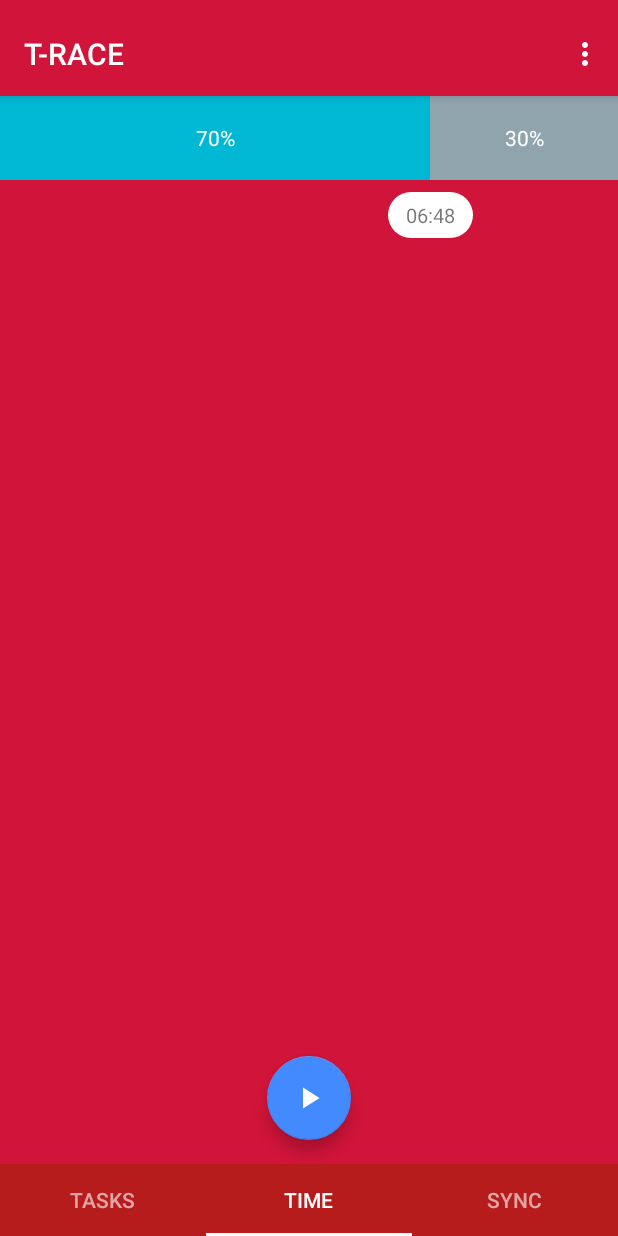
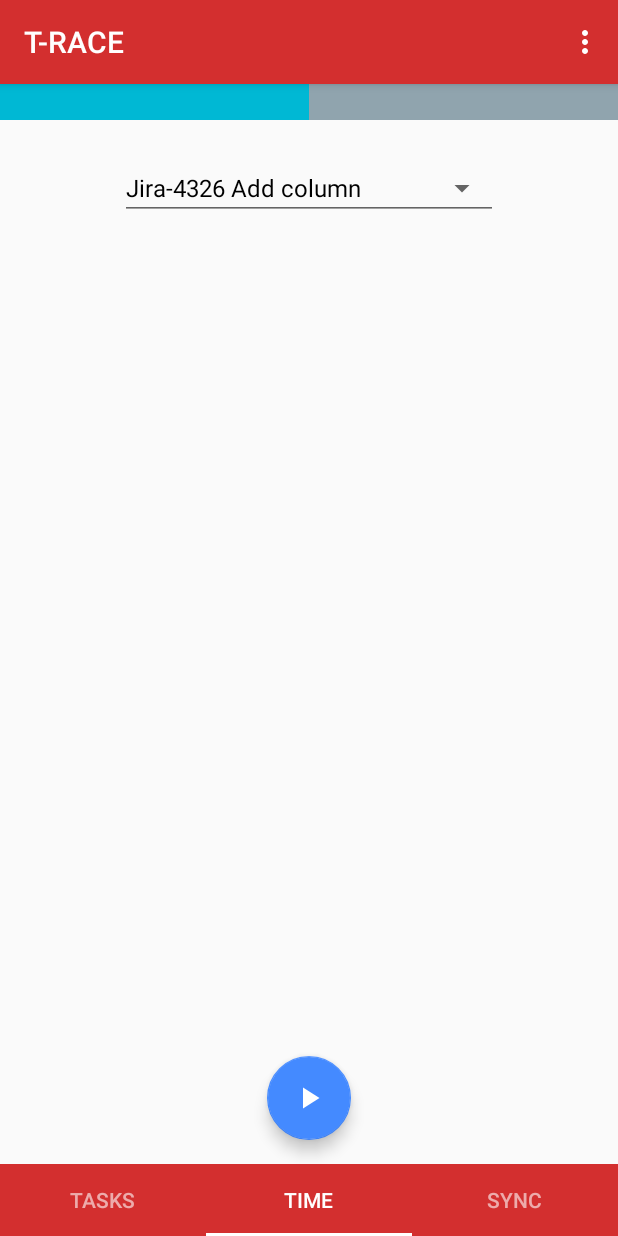
Before and after one commit to offvanHooijdonk/hackathon-time-warp, an Android app: the screen it shows after launch (MainActivity), item 2 of the bottom bar chosen, on a phone screen of 412 x 824 dp. Run offline under Robolectric (Android 15) with nearby library versions, the phone set to English and light mode, and no system bars; plain views replace ClockImageView; 2 statements that could not run were skipped.

Commit message:
Improvements. Work start/rest added (stub).

```diff
--- a/app/src/main/java/by/epam/hackathon/timewarp/ui/MainActivity.kt
+++ b/app/src/main/java/by/epam/hackathon/timewarp/ui/MainActivity.kt
@@ -1,29 +1,28 @@
 package by.epam.hackathon.timewarp.ui
 
-import android.animation.ArgbEvaluator
 import android.animation.LayoutTransition
-import android.animation.ValueAnimator
-import android.graphics.Color
-import android.os.Build
 import android.os.Bundle
 import android.os.Handler
 import android.support.design.widget.CoordinatorLayout
-import android.support.design.widget.Snackbar
+import android.support.design.widget.FloatingActionButton
 import android.support.design.widget.TabLayout
 import android.support.v4.app.Fragment
 import android.support.v4.app.FragmentManager
 import android.support.v4.app.FragmentPagerAdapter
-import android.support.v4.view.ViewPager
 import android.support.v7.app.AppCompatActivity
+import android.util.SparseArray
 import android.view.*
 import by.epam.hackathon.timewarp.R
 import kotlinx.android.synthetic.main.activity_main.*
 import kotlinx.android.synthetic.main.fragment_main.view.*
 
 
+
+
 class MainActivity : AppCompatActivity() {
 
     private var mSectionsPagerAdapter: SectionsPagerAdapter? = null
+    private var registeredFragments = SparseArray<Fragment>()
 
     companion object {
         const val TAB_INDEX_LIST = 0
@@ -42,7 +41,7 @@ class MainActivity : AppCompatActivity() {
 
         mainContent.layoutTransition.enableTransitionType(LayoutTransition.CHANGING)
 
-        val colorAnimation = ValueAnimator.ofObject(ArgbEvaluator(), this.resources.getColor(R.color.clock_background), 0xFFFFFF) // TODO move to a method
+        /*val colorAnimation = ValueAnimator.ofObject(ArgbEvaluator(), this.resources.getColor(R.color.clock_background), 0xFFFFFF) // TODO move to a method
         container.addOnPageChangeListener(object : ViewPager.OnPageChangeListener {
             override fun onPageScrolled(position: Int, positionOffset: Float, positionOffsetPixels: Int) {
                 //Log.i("t-race", "position: $position, offset: $positionOffset, offsetPx: $positionOffsetPixels")
@@ -61,16 +60,18 @@ class MainActivity : AppCompatActivity() {
 
             override fun onPageScrollStateChanged(state: Int) {}
             override fun onPageSelected(position: Int) {}
-        })
+        })*/
 
         container.addOnPageChangeListener(TabLayout.TabLayoutOnPageChangeListener(tabs))
         tabs.addOnTabSelectedListener(TabLayout.ViewPagerOnTabSelectedListener(container))
 
         tabs.addOnTabSelectedListener(TabSelectionListener())
 
-        fab.setOnClickListener { view ->
-            Snackbar.make(view, "Replace with your own action", Snackbar.LENGTH_LONG)
-                    .setAction("Action", null).show()
+        fab.setOnClickListener {
+            val fragment: Fragment? = registeredFragments.get(container.currentItem)
+            if (fragment is FABClickListener) {
+                (fragment as FABClickListener).onFabClicked(fab)
+            }
         }
 
     }
@@ -94,8 +95,7 @@ class MainActivity : AppCompatActivity() {
     inner class SectionsPagerAdapter(fm: FragmentManager) : FragmentPagerAdapter(fm) {
 
         override fun getItem(position: Int): Fragment {
-
-            return when (position) {
+            val fr: Fragment = when (position) {
                 TAB_INDEX_TIME_CONTROL -> {
                     TimeControlFragment.newInstance()
                 }
@@ -103,10 +103,19 @@ class MainActivity : AppCompatActivity() {
                     PlaceholderFragment.newInstance(position + 1)
                 }
             }
+            registeredFragments.put(position, fr)
+
+            return fr
         }
 
         override fun getCount(): Int {
             return tabs.tabCount
+        }
+
+        override fun destroyItem(container: ViewGroup?, position: Int, `object`: Any?) {
+            super.destroyItem(container, position, `object`)
+
+            registeredFragments.remove(position)
         }
     }
 
@@ -117,17 +126,13 @@ class MainActivity : AppCompatActivity() {
             //val direction = tab!!.position - prevPosition
             when (tab!!.position) {
                 TAB_INDEX_TIME_CONTROL -> {
-                    //rotateButton(R.drawable.ic_play_24, direction)
-                    //fab.setImageResource(R.drawable.ic_play_24)
-                    move(true,R.drawable.ic_play_24)
+                    move(true, R.drawable.ic_play_24)
                 }
                 TAB_INDEX_LIST -> {
-                    //rotateButton(R.drawable.ic_add_24, direction)
                     move(false, R.drawable.ic_add_24)
                 }
                 TAB_INDEX_REPORT -> {
-                    //rotateButton(R.drawable.ic_cloud_upload_24, direction)
-                    move(false,R.drawable.ic_cloud_upload_24)
+                    move(false, R.drawable.ic_cloud_upload_24)
                 }
             }
         }
@@ -136,7 +141,7 @@ class MainActivity : AppCompatActivity() {
             val lParams: CoordinatorLayout.LayoutParams = (fab.layoutParams as CoordinatorLayout.LayoutParams)
             lParams.gravity = Gravity.BOTTOM or if (isCenter) Gravity.CENTER_HORIZONTAL else Gravity.END
             fab.layoutParams = lParams
-            Handler().postDelayed({fab.setImageResource(imgNewRes)}, 100)
+            Handler().postDelayed({ fab.setImageResource(imgNewRes) }, 100)
         }
 
         /*private fun rotateButton(imgNewRes: Int, direction: Int) {
@@ -152,7 +157,9 @@ class MainActivity : AppCompatActivity() {
 
         override fun onTabReselected(tab: TabLayout.Tab?) {}
 
-        override fun onTabUnselected(tab: TabLayout.Tab?) {prevPosition = tab!!.position}
+        override fun onTabUnselected(tab: TabLayout.Tab?) {
+            prevPosition = tab!!.position
+        }
     }
 
     @Deprecated("To be removed")
@@ -177,4 +184,8 @@ class MainActivity : AppCompatActivity() {
             }
         }
     }
+
+    interface FABClickListener {
+        fun onFabClicked(fab: FloatingActionButton)
+    }
 }
--- a/app/src/main/java/by/epam/hackathon/timewarp/ui/TimeControlFragment.kt
+++ b/app/src/main/java/by/epam/hackathon/timewarp/ui/TimeControlFragment.kt
@@ -1,11 +1,14 @@
 package by.epam.hackathon.timewarp.ui
 
+import android.animation.LayoutTransition
 import android.content.BroadcastReceiver
 import android.content.Context
 import android.content.Intent
 import android.content.IntentFilter
 import android.os.Bundle
+import android.os.Handler
 import android.support.constraint.ConstraintLayout
+import android.support.design.widget.FloatingActionButton
 import android.support.v4.app.Fragment
 import android.text.format.DateFormat
 import android.view.LayoutInflater
@@ -15,18 +18,24 @@ import by.epam.hackathon.timewarp.R
 import kotlinx.android.synthetic.main.fr_time_control.*
 import java.util.*
 
-class TimeControlFragment:Fragment() {
-    private lateinit var receiverMin: BroadcastReceiver
+class TimeControlFragment : Fragment(), MainActivity.FABClickListener {
+    companion object {
+        const val BALANCE_AUTO_TOGGLE_DELAY = 5000L
 
-    private var elapsedWork: Int = 0
-    private var elapsedRest: Int = 0
-
-    companion object {
         fun newInstance(): TimeControlFragment {
             val fragment = TimeControlFragment()
             return fragment
         }
     }
+
+    private lateinit var receiverMin: BroadcastReceiver
+
+    private var elapsedWork: Int = 0
+    private var elapsedRest: Int = 0
+    private var isWorking = false
+    private var isActive = false
+    private var isBalanceVisible = false
+    private var lastBalanceShowTime: Long = 0
 
     override fun onCreateView(inflater: LayoutInflater?, container: ViewGroup?, savedInstanceState: Bundle?): View? =
             inflater?.inflate(R.layout.fr_time_control, container, false)
@@ -34,32 +43,59 @@ class TimeControlFragment:Fragment() {
     override fun onViewCreated(v: View?, savedInstanceState: Bundle?) {
         receiverMin = object : BroadcastReceiver() {
             override fun onReceive(context: Context?, intent: Intent?) {
+                if (isActive)
+                    if (isWorking) elapsedWork++ else elapsedRest++
                 drawCurrentTime(true)
+                drawBalance()
             }
         }
-        val rand = Random()
+        /*val rand = Random()
         elapsedWork = rand.nextInt(6) * 60 + rand.nextInt(60)
-        elapsedRest = rand.nextInt(4) * 60 + rand.nextInt(60)
+        elapsedRest = rand.nextInt(4) * 60 + rand.nextInt(60)*/
+        root.layoutTransition.enableTransitionType(LayoutTransition.CHANGING)
+        root.layoutTransition.enableTransitionType(LayoutTransition.APPEARING)
+
         drawBalance()
+        blockTimeWork.setOnClickListener { showAndHideBalanceBar() }
+        blockTimeRest.setOnClickListener { showAndHideBalanceBar() }
 
+        registerMinReceiver()
     }
 
     override fun onResume() {
         super.onResume()
 
         drawCurrentTime(false)
-        registerMinReceiver()
     }
 
-    override fun onPause() {
-        super.onPause()
+    override fun onDestroy() {
+        super.onDestroy()
 
         unregisterMinReceiver()
     }
 
+    override fun onFabClicked(fab: FloatingActionButton) {
+        if (isActive) {
+            if (isWorking) {
+                fab.setImageResource(R.drawable.ic_build_24)
+                isWorking = false
+            } else {
+                fab.setImageResource(R.drawable.ic_weekend_24)
+                isWorking = true
+            }
+        } else {
+            fab.setImageResource(R.drawable.ic_weekend_24)
+            isActive = true
+            isWorking = true
+        }
+    }
+
     private fun drawBalance() { // TODO use constants and resources
-        txtChipTimePassed.text = DateFormat.format("HH:mm", 60L * 1000 * (elapsedRest + elapsedWork))
-        val balancePerCent = elapsedWork.toFloat() / (elapsedWork + elapsedRest)
+        val calendar = Calendar.getInstance()
+        calendar.timeZone = TimeZone.getTimeZone(TimeZone.getAvailableIDs(0)[0]) // TODO find better way to get 0
+        calendar.timeInMillis = 60L * 1000 * (elapsedRest + elapsedWork)
+        txtChipTimePassed.text = DateFormat.format("H:mm", calendar)
+        val balancePerCent: Float = if (elapsedWork == 0 && elapsedRest == 0) 0.5f else elapsedWork.toFloat() / (elapsedWork + elapsedRest)
         (glBalance.layoutParams as ConstraintLayout.LayoutParams).guidePercent = balancePerCent
 
         var balanceTime: Float
@@ -104,4 +140,43 @@ class TimeControlFragment:Fragment() {
         activity.unregisterReceiver(receiverMin)
     }
 
+    private fun showAndHideBalanceBar() {
+        toggleBalanceBar()
+        val showTime = Date().time
+        lastBalanceShowTime = showTime
+        Handler().postDelayed({
+            if (lastBalanceShowTime == showTime && isBalanceVisible) {
+                toggleBalanceBar()
+            }
+        }, BALANCE_AUTO_TOGGLE_DELAY)
+    }
+
+    private fun toggleBalanceBar() {
+        val height: Int
+        val visibility: Int
+        if (isBalanceVisible) {
+            height = resources.getDimensionPixelSize(R.dimen.balance_tab_height_min)
+            visibility = View.GONE
+        } else {
+            height = resources.getDimensionPixelSize(R.dimen.balance_tab_height)
+            visibility = View.VISIBLE
+        }
+
+        setupViewHeight(blockTimeWork, height)
+        setupViewHeight(blockTimeRest, height)
+
+        txtChipTimePassed.visibility = visibility
+        txtBalanceWork.visibility = visibility
+        txtBalanceRest.visibility = visibility
+
+        isBalanceVisible = !isBalanceVisible
+    }
+
+    private fun setupViewHeight(view: View, height: Int) {
+        val lParamsWork = view.layoutParams as ConstraintLayout.LayoutParams
+        lParamsWork.height = height
+        view.layoutParams = lParamsWork
+
+    }
+
 }
--- /dev/null
+++ b/app/src/main/res/drawable/ic_build_24.xml
@@ -0,0 +1,9 @@
+<vector xmlns:android="http://schemas.android.com/apk/res/android"
+        android:width="24dp"
+        android:height="24dp"
+        android:viewportWidth="24.0"
+        android:viewportHeight="24.0">
+    <path
+        android:fillColor="#FF000000"
+        android:pathData="M22.7,19l-9.1,-9.1c0.9,-2.3 0.4,-5 -1.5,-6.9 -2,-2 -5,-2.4 -7.4,-1.3L9,6 6,9 1.6,4.7C0.4,7.1 0.9,10.1 2.9,12.1c1.9,1.9 4.6,2.4 6.9,1.5l9.1,9.1c0.4,0.4 1,0.4 1.4,0l2.3,-2.3c0.5,-0.4 0.5,-1.1 0.1,-1.4z"/>
+</vector>
--- a/app/src/main/res/drawable/ic_time_24.xml
+++ /dev/null
@@ -1,9 +0,0 @@
-<vector xmlns:android="http://schemas.android.com/apk/res/android"
-        android:width="24dp"
-        android:height="24dp"
-        android:viewportWidth="24.0"
-        android:viewportHeight="24.0">
-    <path
-        android:fillColor="#FFFFFFFF"
-        android:pathData="M11.99,2C6.47,2 2,6.48 2,12s4.47,10 9.99,10C17.52,22 22,17.52 22,12S17.52,2 11.99,2zM12,20c-4.42,0 -8,-3.58 -8,-8s3.58,-8 8,-8 8,3.58 8,8 -3.58,8 -8,8zM12.5,7H11v6l5.25,3.15 0.75,-1.23 -4.5,-2.67z"/>
-</vector>
--- a/app/src/main/res/drawable/ic_timelapse_24.xml
+++ /dev/null
@@ -1,9 +0,0 @@
-<vector xmlns:android="http://schemas.android.com/apk/res/android"
-        android:width="24dp"
-        android:height="24dp"
-        android:viewportWidth="24.0"
-        android:viewportHeight="24.0">
-    <path
-        android:fillColor="#FFFFFFFF"
-        android:pathData="M16.24,7.76C15.07,6.59 13.54,6 12,6v6l-4.24,4.24c2.34,2.34 6.14,2.34 8.49,0 2.34,-2.34 2.34,-6.14 -0.01,-8.48zM12,2C6.48,2 2,6.48 2,12s4.48,10 10,10 10,-4.48 10,-10S17.52,2 12,2zM12,20c-4.42,0 -8,-3.58 -8,-8s3.58,-8 8,-8 8,3.58 8,8 -3.58,8 -8,8z"/>
-</vector>
--- a/app/src/main/res/drawable/ic_view_list_24.xml
+++ /dev/null
@@ -1,9 +0,0 @@
-<vector xmlns:android="http://schemas.android.com/apk/res/android"
-        android:width="24dp"
-        android:height="24dp"
-        android:viewportWidth="24.0"
-        android:viewportHeight="24.0">
-    <path
-        android:fillColor="#FFFFFFFF"
-        android:pathData="M4,14h4v-4L4,10v4zM4,19h4v-4L4,15v4zM4,9h4L8,5L4,5v4zM9,14h12v-4L9,10v4zM9,19h12v-4L9,15v4zM9,5v4h12L21,5L9,5z"/>
-</vector>
--- /dev/null
+++ b/app/src/main/res/drawable/ic_weekend_24.xml
@@ -0,0 +1,9 @@
+<vector xmlns:android="http://schemas.android.com/apk/res/android"
+        android:width="24dp"
+        android:height="24dp"
+        android:viewportWidth="24.0"
+        android:viewportHeight="24.0">
+    <path
+        android:pathData="M21,10c-1.1,0 -2,0.9 -2,2v3L5,15v-3c0,-1.1 -0.9,-2 -2,-2s-2,0.9 -2,2v5c0,1.1 0.9,2 2,2h18c1.1,0 2,-0.9 2,-2v-5c0,-1.1 -0.9,-2 -2,-2zM18,5L6,5c-1.1,0 -2,0.9 -2,2v2.15c1.16,0.41 2,1.51 2,2.82L6,14h12v-2.03c0,-1.3 0.84,-2.4 2,-2.82L20,7c0,-1.1 -0.9,-2 -2,-2z"
+        android:fillColor="#010101"/>
+</vector>
--- a/app/src/main/res/drawable/shape_chip.xml
+++ b/app/src/main/res/drawable/shape_chip.xml
@@ -1,6 +1,6 @@
 <shape xmlns:android="http://schemas.android.com/apk/res/android">
 
-    <solid android:color="@color/md_white_1000" />
+    <solid android:color="@color/chip_back" />
 
     <padding
         android:bottom="6dp"
--- a/app/src/main/res/layout/activity_main.xml
+++ b/app/src/main/res/layout/activity_main.xml
@@ -13,13 +13,12 @@
         android:id="@+id/appbar"
         android:layout_width="match_parent"
         android:layout_height="wrap_content"
-        android:paddingTop="@dimen/appbar_padding_top"
         android:theme="@style/AppTheme.AppBarOverlay">
 
         <android.support.v7.widget.Toolbar
             android:id="@+id/toolbar"
             android:layout_width="match_parent"
-            android:layout_height="?attr/actionBarSize"
+            android:layout_height="?actionBarSize"
             android:layout_weight="1"
             android:background="@color/colorPrimary"
             app:layout_scrollFlags="scroll|enterAlways"
@@ -62,6 +61,7 @@
         android:id="@+id/container"
         android:layout_width="match_parent"
         android:layout_height="match_parent"
+        android:paddingBottom="48dp"
         app:layout_behavior="@string/appbar_scrolling_view_behavior" />
 
     <android.support.design.widget.TabLayout
--- a/app/src/main/res/layout/fr_time_control.xml
+++ b/app/src/main/res/layout/fr_time_control.xml
@@ -1,53 +1,79 @@
 <?xml version="1.0" encoding="utf-8"?>
 <android.support.constraint.ConstraintLayout xmlns:android="http://schemas.android.com/apk/res/android"
     xmlns:app="http://schemas.android.com/apk/res-auto"
+    android:id="@+id/root"
     android:layout_width="match_parent"
-    android:layout_height="match_parent">
+    android:layout_height="match_parent"
+    android:animateLayoutChanges="true">
+
+    <Spinner
+        android:id="@+id/spinnerTasks"
+        style="@style/Base.Widget.AppCompat.Spinner.Underlined"
+        android:layout_width="0dp"
+        android:layout_height="wrap_content"
+        android:layout_marginEnd="80dp"
+        android:layout_marginStart="80dp"
+        android:layout_marginTop="24dp"
+        android:entries="@array/fish_tasks_list"
+        app:layout_constraintEnd_toEndOf="parent"
+        app:layout_constraintStart_toStartOf="parent"
+        app:layout_constraintTop_toBottomOf="@id/blockTimeWork" />
 
     <rm.com.clocks.ClockImageView
         android:id="@+id/clock"
         android:layout_width="0dp"
         android:layout_height="0dp"
-        android:layout_marginBottom="108dp"
         android:layout_marginEnd="@dimen/clock_margin_h"
         android:layout_marginStart="@dimen/clock_margin_h"
         android:layout_marginTop="36dp"
-        app:clockColor="@color/md_white_1000"
+        app:clockColor="@color/colorPrimary"
         app:frameWidth="bold"
         app:layout_constraintDimensionRatio="1:1"
         app:layout_constraintEnd_toEndOf="parent"
         app:layout_constraintStart_toStartOf="parent"
-        app:layout_constraintTop_toBottomOf="@id/txtChipTimePassed"
+        app:layout_constraintTop_toBottomOf="@id/spinnerTasks"
         app:pointerWidth="bold" />
 
-    <TextView
-        android:id="@+id/txtBalanceWork"
+    <FrameLayout
+        android:id="@+id/blockTimeWork"
         android:layout_width="0dp"
-        android:layout_height="56dp"
-        android:layout_weight="64"
+        android:layout_height="@dimen/balance_tab_height_min"
         android:background="@color/md_cyan_A700"
-        android:ellipsize="end"
-        android:gravity="center_vertical"
-        android:maxLines="1"
-        android:text="@string/fish_balance"
-        android:textAlignment="center"
-        android:textColor="@color/md_white_1000"
-        app:layout_constraintTop_toTopOf="parent"
         app:layout_constraintEnd_toStartOf="@id/glBalance"
-        app:layout_constraintStart_toStartOf="parent" />
+        app:layout_constraintStart_toStartOf="parent"
+        app:layout_constraintTop_toTopOf="parent">
 
-    <TextView
-        android:id="@+id/txtBalanceRest"
+        <TextView
+            android:id="@+id/txtBalanceWork"
+            android:layout_width="wrap_content"
+            android:layout_height="wrap_content"
+            android:layout_gravity="center"
+            android:ellipsize="end"
+            android:maxLines="1"
+            android:text="@string/fish_balance"
+            android:textColor="@color/md_white_1000"
+            android:visibility="gone" />
+    </FrameLayout>
+
+    <FrameLayout
+        android:id="@+id/blockTimeRest"
         android:layout_width="0dp"
-        android:layout_height="56dp"
+        android:layout_height="@dimen/balance_tab_height_min"
         android:background="@color/md_blue_grey_300"
-        android:gravity="center_vertical"
-        android:text="@string/fish_balance"
-        android:textAlignment="center"
-        android:textColor="@color/md_white_1000"
-        app:layout_constraintTop_toTopOf="@id/txtBalanceWork"
         app:layout_constraintEnd_toEndOf="parent"
-        app:layout_constraintStart_toStartOf="@id/glBalance" />
+        app:layout_constraintStart_toStartOf="@id/glBalance"
+        app:layout_constraintTop_toTopOf="@id/blockTimeWork">
+
+        <TextView
+            android:id="@+id/txtBalanceRest"
+            android:layout_width="wrap_content"
+            android:layout_height="wrap_content"
+            android:layout_gravity="center"
+            android:text="@string/fish_balance"
+            android:textColor="@color/md_white_1000"
+            android:visibility="gone" />
+    </FrameLayout>
+
 
     <TextView
         android:id="@+id/txtChipTimePassed"
@@ -56,10 +82,12 @@
         android:layout_marginTop="8dp"
         android:background="@drawable/shape_chip"
         android:text="@string/fish_time_passed"
+        android:textColor="@color/chip_text"
         android:textSize="13sp"
-        app:layout_constraintTop_toBottomOf="@id/txtBalanceWork"
+        android:visibility="gone"
         app:layout_constraintEnd_toEndOf="@id/glTimeElapsed"
-        app:layout_constraintStart_toStartOf="@id/glTimeElapsed" />
+        app:layout_constraintStart_toStartOf="@id/glTimeElapsed"
+        app:layout_constraintTop_toBottomOf="@id/blockTimeWork" />
 
     <android.support.constraint.Guideline
         android:id="@+id/glBalance"
@@ -75,4 +103,11 @@
         android:orientation="vertical"
         app:layout_constraintGuide_percent="0.65" />
 
+    <android.support.constraint.Guideline
+        android:id="@+id/glCenterVertical"
+        android:layout_width="wrap_content"
+        android:layout_height="wrap_content"
+        android:orientation="vertical"
+        app:layout_constraintGuide_percent="0.5" />
+
 </android.support.constraint.ConstraintLayout>
--- a/app/src/main/res/values/colors.xml
+++ b/app/src/main/res/values/colors.xml
@@ -3,12 +3,18 @@
     <!--<color name="colorPrimary">@color/md_teal_500</color>
     <color name="colorPrimaryDark">@color/md_teal_700</color>
     <color name="colorAccent">@color/md_red_A200</color>-->
-    <color name="colorPrimary">#D11439</color>
+    <!--<color name="colorPrimary">#D11439</color>
+    <color name="colorPrimaryDark">@color/md_red_900</color>
+    <color name="colorAccent">@color/md_blue_A200</color>-->
+    <color name="colorPrimary">@color/md_red_700</color>
     <color name="colorPrimaryDark">@color/md_red_900</color>
     <color name="colorAccent">@color/md_blue_A200</color>
     <color name="transparent">#00000000</color>
+    <color name="clock">@color/md_red_700</color>
+    <color name="chip_back">@color/md_red_700</color>
+    <color name="chip_text">@color/md_white_1000</color>
 
-    <color name="tabs_back">@color/md_red_900</color>
+    <color name="tabs_back">@color/md_red_700</color>
     <color name="clock_background">#D11439</color>
     <color name="nav_bottom_selected">@color/md_white_1000</color>
     <color name="nav_bottom_normal">#99FFFFFF</color>
--- a/app/src/main/res/values/dimens.xml
+++ b/app/src/main/res/values/dimens.xml
@@ -7,4 +7,6 @@
     <dimen name="analog_clock_size">260dp</dimen>
     <dimen name="fab_margin_above_tabs">64dp</dimen>
     <dimen name="clock_margin_h">56dp</dimen>
+    <dimen name="balance_tab_height_min">24dp</dimen>
+    <dimen name="balance_tab_height">56dp</dimen>
 </resources>
--- a/app/src/main/res/values/strings.xml
+++ b/app/src/main/res/values/strings.xml
@@ -12,4 +12,12 @@
     <string name="fish_time_passed">1:45</string>
     <string name="fish_balance">50%</string>
     <string name="perCentTemplate">%1$d%%</string>
+
+    <string-array name="fish_tasks_list">
+        <item>Jira-4326 Add column</item>
+        <item>Jira-769 Bug missing element inside e-mail</item>
+        <item>Activity - Making specification</item>
+        <item>Activity - Communication with someone</item>
+        <item>Installing workspace</item>
+    </string-array>
 </resources>
--- a/app/src/main/res/values/styles.xml
+++ b/app/src/main/res/values/styles.xml
@@ -6,6 +6,8 @@
         <item name="colorPrimary">@color/colorPrimary</item>
         <item name="colorPrimaryDark">@color/colorPrimaryDark</item>
         <item name="colorAccent">@color/colorAccent</item>
+
+        <item name="android:spinnerItemStyle">@style/TextViewSpinnerItem</item>
     </style>
 
     <style name="AppTheme.NoActionBar">
@@ -17,4 +19,9 @@
 
     <style name="AppTheme.PopupOverlay" parent="ThemeOverlay.AppCompat.Light" />
 
+    <style name="TextViewSpinnerItem" parent="@android:style/Widget.TextView.SpinnerItem">
+        <item name="android:paddingStart">0dp</item>
+        <item name="android:paddingEnd">0dp</item>
+    </style>
+
 </resources>
```
Also changed, not shown: app/src/main/res/drawable/clock_analog_hour.xml (deleted, +0 -25 lines), app/src/main/res/drawable/clock_analog_minute.xml (deleted, +0 -25 lines), app/src/main/res/drawable/ic_home_black_24dp.xml (deleted, +0 -9 lines), app/src/main/res/menu/navigation_bottom.xml (deleted, +0 -19 lines).
